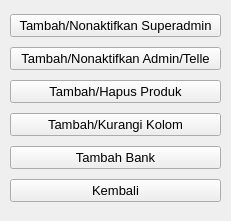
This is mainFiles/assets/ui/superadminUi.ui in NathanielClarence/telemarketingdb as Qt 5 draws it before an edit. The edited form follows.
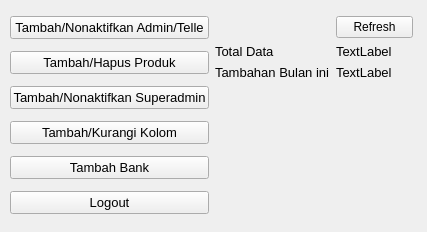
This is the edited form.

Commit message: superadmin total datas

```diff
--- a/mainFiles/assets/ui/superadminUi.ui
+++ b/mainFiles/assets/ui/superadminUi.ui
@@ -6,8 +6,8 @@
    <rect>
     <x>0</x>
     <y>0</y>
-    <width>231</width>
-    <height>221</height>
+    <width>427</width>
+    <height>232</height>
    </rect>
   </property>
   <property name="windowTitle">
@@ -18,12 +18,24 @@
     <rect>
      <x>10</x>
      <y>10</y>
-     <width>211</width>
-     <height>201</height>
+     <width>403</width>
+     <height>211</height>
     </rect>
    </property>
-   <layout class="QVBoxLayout" name="verticalLayout">
-    <item>
+   <layout class="QGridLayout" name="gridLayout">
+    <item row="1" column="0">
+     <widget class="QPushButton" name="btn_addProduct">
+      <property name="font">
+       <font>
+        <pointsize>10</pointsize>
+       </font>
+      </property>
+      <property name="text">
+       <string>Tambah/Hapus Produk</string>
+      </property>
+     </widget>
+    </item>
+    <item row="2" column="0">
      <widget class="QPushButton" name="btn_addSuperadmin">
       <property name="font">
        <font>
@@ -35,7 +47,7 @@
       </property>
      </widget>
     </item>
-    <item>
+    <item row="0" column="0">
      <widget class="QPushButton" name="btn_add">
       <property name="font">
        <font>
@@ -47,19 +59,7 @@
       </property>
      </widget>
     </item>
-    <item>
-     <widget class="QPushButton" name="btn_addProduct">
-      <property name="font">
-       <font>
-        <pointsize>10</pointsize>
-       </font>
-      </property>
-      <property name="text">
-       <string>Tambah/Hapus Produk</string>
-      </property>
-     </widget>
-    </item>
-    <item>
+    <item row="3" column="0">
      <widget class="QPushButton" name="btn_addCol">
       <property name="font">
        <font>
@@ -71,7 +71,7 @@
       </property>
      </widget>
     </item>
-    <item>
+    <item row="4" column="0">
      <widget class="QPushButton" name="btn_addBank">
       <property name="font">
        <font>
@@ -83,7 +83,7 @@
       </property>
      </widget>
     </item>
-    <item>
+    <item row="5" column="0">
      <widget class="QPushButton" name="btn_back">
       <property name="font">
        <font>
@@ -91,10 +91,69 @@
        </font>
       </property>
       <property name="text">
-       <string>Kembali</string>
+       <string>Logout</string>
       </property>
      </widget>
     </item>
+    <item row="0" column="1" rowspan="6">
+     <layout class="QFormLayout" name="formLayout_2">
+      <item row="2" column="0">
+       <widget class="QLabel" name="label">
+        <property name="font">
+         <font>
+          <pointsize>10</pointsize>
+         </font>
+        </property>
+        <property name="text">
+         <string>Total Data</string>
+        </property>
+       </widget>
+      </item>
+      <item row="2" column="1">
+       <widget class="QLabel" name="lbl_data">
+        <property name="font">
+         <font>
+          <pointsize>10</pointsize>
+         </font>
+        </property>
+        <property name="text">
+         <string>TextLabel</string>
+        </property>
+       </widget>
+      </item>
+      <item row="4" column="0">
+       <widget class="QLabel" name="label_3">
+        <property name="font">
+         <font>
+          <pointsize>10</pointsize>
+         </font>
+        </property>
+        <property name="text">
+         <string>Tambahan Bulan ini</string>
+        </property>
+       </widget>
+      </item>
+      <item row="4" column="1">
+       <widget class="QLabel" name="lbl_thisMonth">
+        <property name="font">
+         <font>
+          <pointsize>10</pointsize>
+         </font>
+        </property>
+        <property name="text">
+         <string>TextLabel</string>
+        </property>
+       </widget>
+      </item>
+      <item row="1" column="1">
+       <widget class="QPushButton" name="btn_refresh">
+        <property name="text">
+         <string>Refresh</string>
+        </property>
+       </widget>
+      </item>
+     </layout>
+    </item>
    </layout>
   </widget>
  </widget>
```
Left out of the diff: 2 changed lines with no effect on the pictures. The commit also changes 6 other files.
